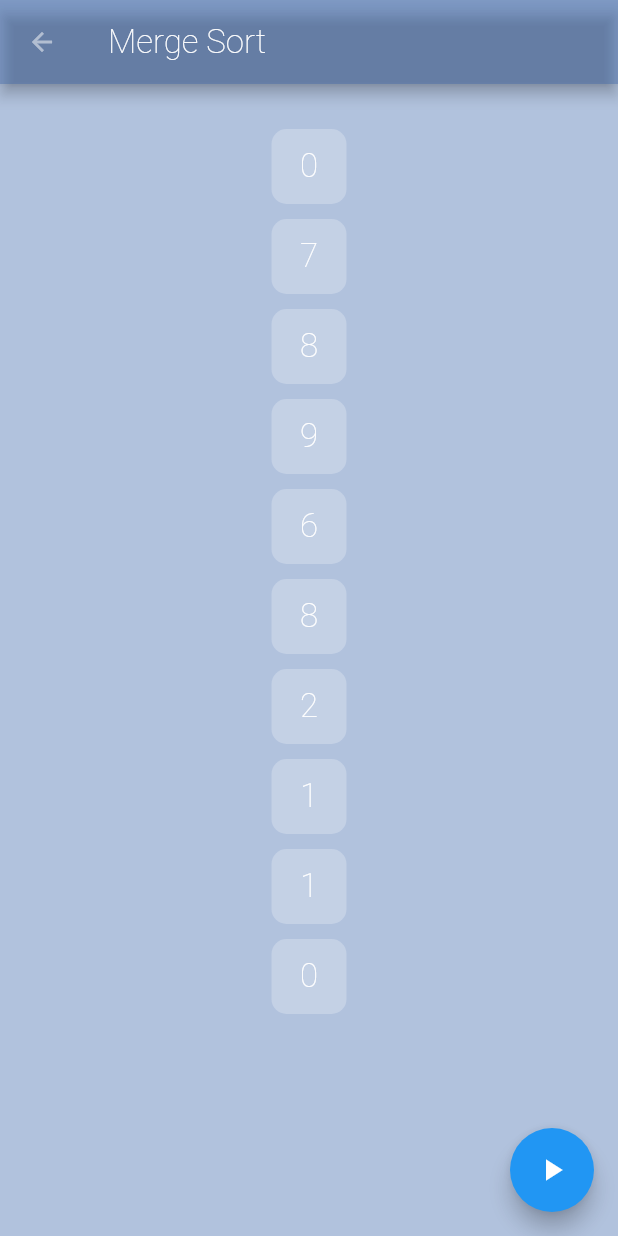
After one commit to ted-marozzi/alg-io, a Flutter app: the MergeSortScreen screen opened by its route, on a phone screen of 412 x 824 dp. The commit adds this screen. Run offline on Flutter 3.47's test engine with Material 2 defaults, Android fonts, the phone set to English and light mode, and no system bars; our stand-ins replace google_fonts; Roboto replaces fonts that are missing (Ubuntu).

Commit message:
Begun re doing merge sort page

```diff
--- a/lib/main.dart
+++ b/lib/main.dart
@@ -1,7 +1,7 @@
 
 
-import 'package:algo_io_files/pages/MergeSort.dart';
-import 'package:algo_io_files/pages/SortingAlgScreen.dart';
+import 'package:algo_io_files/pages/merge_sort_screen.dart';
+import 'package:algo_io_files/pages/sorting_alg_screen.dart';
 import 'package:algo_io_files/pages/home.dart';
 import 'package:flutter/material.dart';
 import 'package:google_fonts/google_fonts.dart';
@@ -50,7 +50,7 @@ class AlgIO extends StatelessWidget {
         '/': (context) => WelcomeScreen(),
         '/home': (context) => HomeScreen(),
         '/Sorting Algorithms': (context) => SortingAlgScreen(),
-        '/Merge Sort': (context) => AnimatedMergeSort(),
+        '/Merge Sort': (context) => MergeSortScreen(),
       },
     );
   }
--- /dev/null
+++ b/lib/pages/merge_sort_screen.dart
@@ -0,0 +1,55 @@
+import 'dart:math';
+
+import 'package:algo_io_files/util/app_bar.dart';
+import 'package:algo_io_files/util/sort_model.dart';
+import 'package:algo_io_files/util/sort_widget.dart';
+import 'package:flutter/material.dart';
+
+
+class MergeSortScreen extends StatelessWidget {
+  @override
+  Widget build(BuildContext context) {
+    List<SortModel> numbers = [];
+    int numModels = 10;
+
+    Random rng = new Random();
+    for(var i = 0; i <  numModels; i++) {
+      numbers.add(SortModel(rng.nextInt(numModels)));
+    }
+
+
+    final double width = MediaQuery.of(context).size.width;
+
+
+
+    return Scaffold(
+        backgroundColor: Theme.of(context).backgroundColor,
+        floatingActionButton: FloatingActionButton(
+          onPressed: () {
+
+          },
+          child: Icon(Icons.play_arrow),
+        ),
+        body: Column(
+          children: <Widget>[
+            MyAppBar("Merge Sort"),
+
+
+            Expanded(
+              child: Stack(
+                children: <Widget>[
+                  for (var i = 0; i < numbers.length; i++)
+                    SortWidget(
+                      key: numbers[i].key,
+                      number: numbers[i],
+                      index: i,
+                      containerWidth: width,
+                    )
+                ],
+              ),
+            ),
+
+          ],
+        ));
+  }
+}
--- /dev/null
+++ b/lib/util/sort_model.dart
@@ -0,0 +1,10 @@
+import 'package:flutter/material.dart';
+
+class SortModel {
+
+  SortModel(this.value) : key = GlobalKey();
+
+  final int value;
+  final GlobalKey key;
+
+}
--- /dev/null
+++ b/lib/util/sort_widget.dart
@@ -0,0 +1,59 @@
+import 'package:algo_io_files/util/sort_model.dart';
+import 'package:flutter/material.dart';
+
+class SortWidget extends StatelessWidget {
+
+
+  const SortWidget({
+    Key key,
+    @required this.number,
+    @required this.index,
+    @required this.containerWidth,
+  })  : assert(number != null && index != null),
+        assert(index >= 0),
+        super(key: key);
+
+  final SortModel number;
+  final int index;
+  final int paddingInBetween = 10;
+  final int paddingTop = 30;
+  final double widgetSize = 50;
+  final double containerWidth;
+  final double radius = 10;
+
+  Offset _getPosition() {
+
+    return Offset(
+        (containerWidth-widgetSize)/2,
+        ( widgetSize + paddingInBetween )* index + paddingTop
+    );
+  }
+
+  @override
+  Widget build(BuildContext context) {
+    final offset = _getPosition();//use mid x and  index
+
+    return AnimatedPositioned(
+      duration: const Duration(milliseconds: 2250),
+      curve: Curves.elasticOut,
+      left: offset.dx,
+      top: offset.dy,
+      child: SizedBox(
+        width: widgetSize,
+        height: widgetSize,
+        child: DecoratedBox(
+          decoration: BoxDecoration(color: Colors.white24,
+              borderRadius: BorderRadius.all(Radius.circular(radius))
+          ),
+
+          child: Center(
+            child: Text(
+              number.value.toString(),
+              style: Theme.of(context).textTheme.headline2,
+            ),
+          ),
+        ),
+      ),
+    );
+  }
+}
```
Also changed, not shown: lib/pages/MergeSort.dart (deleted, +0 -194 lines), lib/pages/sorting_alg_screen.dart (renamed from lib/pages/SortingAlgScreen.dart).
